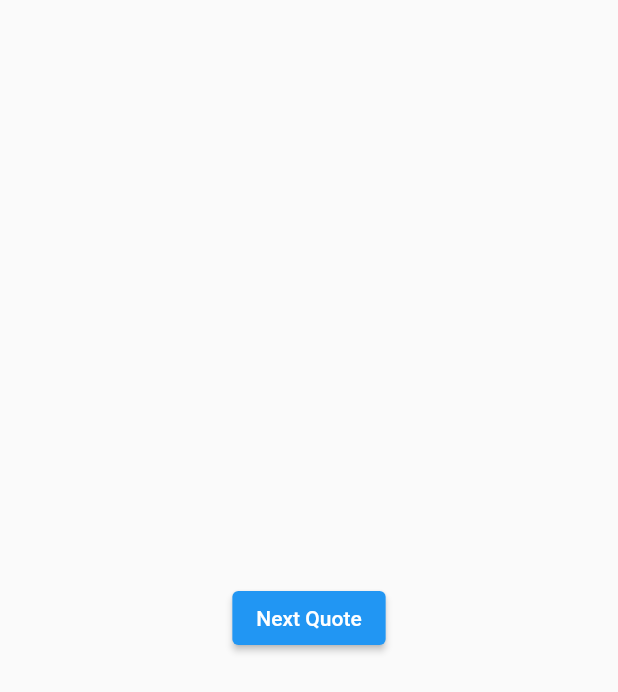
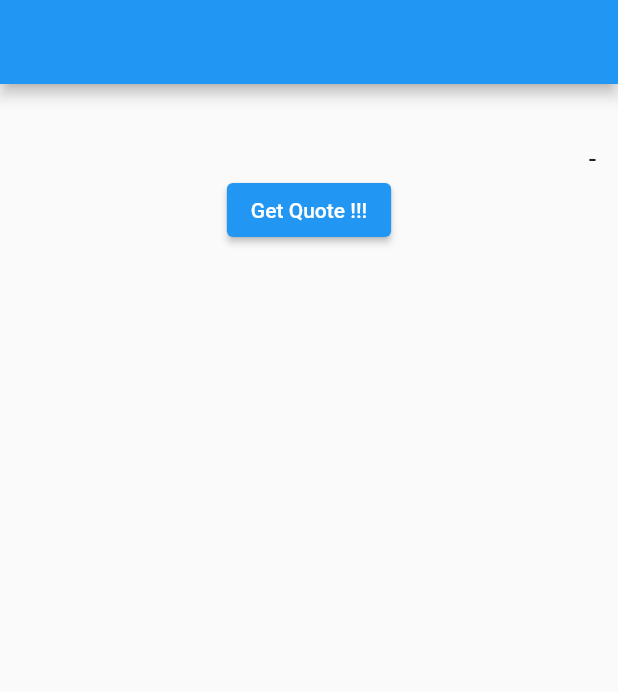
Before and after one commit to ZEAB-H/motivationalApp, a Flutter app: the screen it shows after launch, on a phone screen of 412 x 824 dp. Shown: the top 692 px of the screen. Run offline on Flutter 3.47's test engine with Material 2 defaults, Android fonts, the phone set to English and light mode, and no system bars.

Commit message:
this is the first version of the app

```diff
--- a/lib/screens/home_screen.dart
+++ b/lib/screens/home_screen.dart
@@ -1,18 +1,46 @@
 import 'package:flutter/material.dart';
 import 'package:http/http.dart' as http;
 import 'dart:convert';
-import 'package:flutter_app/screens/second_screen.dart';
 
-class HomeScreen extends StatelessWidget {
+class HomeScreen extends StatefulWidget {
   const HomeScreen({Key? key}) : super(key: key);
 
   @override
+  State<HomeScreen> createState() => _HomeScreenState();
+}
 
+class _HomeScreenState extends State<HomeScreen> {
+  String quote = "";
+  String author = "";
+  @override
   Widget build(BuildContext context) {
     return SafeArea(
       child: Scaffold(
-        body: Center(
-          child: ElevatedButton(
+        appBar: AppBar(),
+        body: Column(
+          children: [
+            Container(
+              child: Padding(
+                padding: const EdgeInsets.all(8.0),
+                child: Text(
+                  quote,
+                  style: TextStyle(
+                    fontSize: 20,
+                    // backgroundColor: Color.fromARGB(255, 144, 132, 89)
+                  ),
+                ),
+              ),
+            ),
+            Padding(
+              padding: const EdgeInsets.only(right: 10.0),
+              child: Align(
+                  alignment: Alignment.bottomRight,
+                  child: Text(
+                    " - $author",
+                    style: TextStyle(fontSize: 18),
+                  )),
+            ),
+            ElevatedButton(
               onPressed: () async {
                 var url = Uri.parse(
                     'https://goquotes-api.herokuapp.com/api/v1/random?count=1');
@@ -20,13 +48,14 @@ class HomeScreen extends StatelessWidget {
                 print('Response status: ${response.statusCode}');
                 print('Response body: ${response.body}');
                 var data = jsonDecode(response.body);
-              print(data["quotes"][0]["text"]);
-              print(data["quotes"][0]["author"]);
-              Navigator.of(context).push(
-                  MaterialPageRoute(builder: (context) => SecondScreen()));
+                quote = data["quotes"][0]["text"];
+                author = data["quotes"][0]["author"];
+
+                setState(() {});
               },
-            child: Text("Next Quote"),
+              child: Text("Get Quote !!!"),
             ),
+          ],
         ),
       ),
     );
```
Also changed, not shown: lib/screens/second_screen.dart (deleted, +0 -21 lines). Lines whose indentation alone changed are shown as unchanged.
